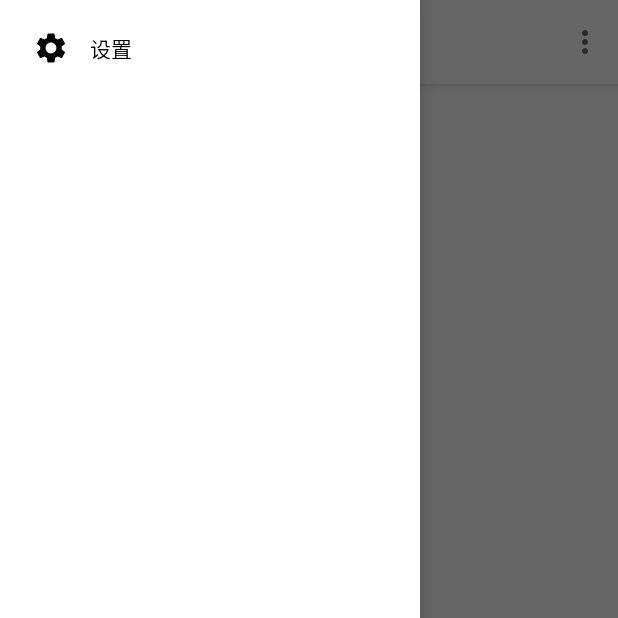
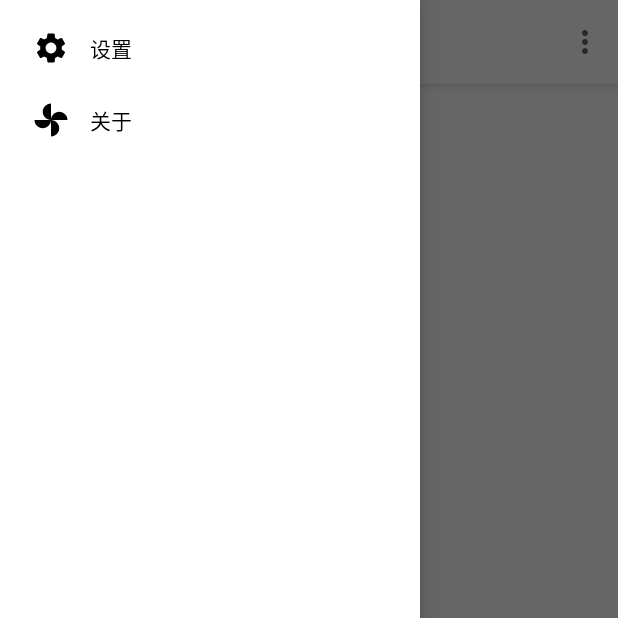
Before and after one commit to FuShaoLei/Memory, an Android app: the screen it shows after launch (MainActivity), with the side drawer open, on a phone screen of 412 x 824 dp, the top half of it. Run offline under Robolectric (Android 15) with nearby library versions, the phone set to English and light mode, and no system bars; libraries missing offline, so code that uses them is left out: com.chad.library, com.tencent.mmkv; pictures from the network do not load; 4 statements that could not run were skipped.

```diff
--- a/app/src/main/java/github/fushaolei/module/DetailActivity.java
+++ b/app/src/main/java/github/fushaolei/module/DetailActivity.java
@@ -2,6 +2,7 @@ package github.fushaolei.module;
 
 import androidx.appcompat.app.AppCompatActivity;
 
+import android.app.ProgressDialog;
 import android.content.DialogInterface;
 import android.content.Intent;
 import android.os.Bundle;
@@ -74,6 +75,9 @@ public class DetailActivity extends AppCompatActivity {
                     @Override
                     public void onClick(DialogInterface dialog, int which) {
                         Toast.makeText(DetailActivity.this, which + "", Toast.LENGTH_SHORT).show();
+                        ProgressDialog progressDialog = new ProgressDialog(DetailActivity.this, R.style.MyAlertDialogStyle);
+                        progressDialog.setMessage("删除中...");
+                        progressDialog.show();
                     }
                 })
                 .setNegativeButton("取消", null)
--- /dev/null
+++ b/app/src/main/res/drawable/ic_toys.xml
@@ -0,0 +1,10 @@
+<vector xmlns:android="http://schemas.android.com/apk/res/android"
+    android:width="24dp"
+    android:height="24dp"
+    android:viewportWidth="24"
+    android:viewportHeight="24"
+    android:tint="?attr/colorControlNormal">
+  <path
+      android:fillColor="@android:color/white"
+      android:pathData="M12,12c0,-3 2.5,-5.5 5.5,-5.5S23,9 23,12L12,12zM12,12c0,3 -2.5,5.5 -5.5,5.5S1,15 1,12h11zM12,12c-3,0 -5.5,-2.5 -5.5,-5.5S9,1 12,1v11zM12,12c3,0 5.5,2.5 5.5,5.5S15,23 12,23L12,12z"/>
+</vector>
--- a/app/src/main/res/layout/activity_setting.xml
+++ b/app/src/main/res/layout/activity_setting.xml
@@ -25,6 +25,7 @@
         <LinearLayout
             android:layout_width="match_parent"
             android:layout_height="match_parent"
+            android:layout_margin="10dp"
             android:orientation="vertical">
 
             <EditText
--- a/app/src/main/res/menu/drawer_menu.xml
+++ b/app/src/main/res/menu/drawer_menu.xml
@@ -1,8 +1,12 @@
 <?xml version="1.0" encoding="utf-8"?>
 <menu xmlns:android="http://schemas.android.com/apk/res/android">
     <item
+        android:id="@+id/setting"
         android:icon="@drawable/ic_setting"
-        android:id="@+id/setting"
         android:title="设置" />
+    <item
+        android:id="@+id/about"
+        android:icon="@drawable/ic_toys"
+        android:title="关于" />
 
 </menu>
--- a/app/src/main/res/values/colors.xml
+++ b/app/src/main/res/values/colors.xml
@@ -1,7 +1,7 @@
 <?xml version="1.0" encoding="utf-8"?>
 <resources>
     <color name="colorPrimary">#ffffff</color>
-    <color name="colorPrimaryDark">#3700B3</color>
+    <color name="colorPrimaryDark">#ffffff</color>
     <color name="colorAccent">#03DAC5</color>
 
     <color name="colorBackgound">#ECECEC</color>
```
Also changed, not shown: app/src/main/res/values/styles.xml (+7 -0 lines), 1 other file.
